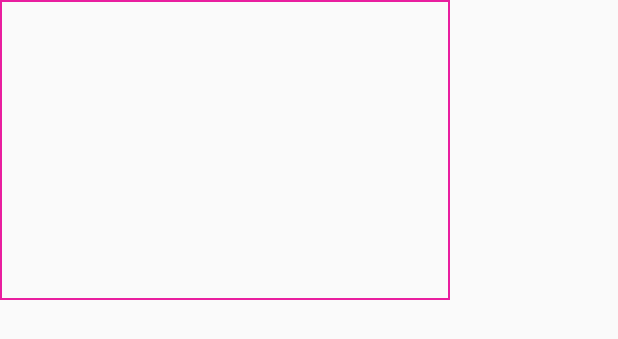
After one commit to Wikys/teamnova_android_two, an Android app: the layout schedule_item.xml on its own in the app's theme, with its tools: preview values and no code run, on a phone screen of 412 x 824 dp. The commit adds this screen. Shown: the top 339 px of the screen. Run offline under Robolectric (Android 15) with nearby library versions, the phone set to English and light mode, and no system bars.

Commit message:
스케쥴부분 리사이클러뷰 적용하고 무릉헬퍼스케쥴에도 적용해보기

```diff
--- a/app/src/main/AndroidManifest.xml
+++ b/app/src/main/AndroidManifest.xml
@@ -86,7 +86,7 @@
             android:name=".seed_helper"
             android:exported="false" />
         <activity
-            android:name=".schedule"
+            android:name=".schedule.schedule"
             android:exported="false" />
         <activity
             android:name=".timer"
--- /dev/null
+++ b/app/src/main/java/com/example/teamnova_android_two/schedule/schedule_Adapter.java
@@ -0,0 +1,4 @@
+package com.example.teamnova_android_two.schedule;
+
+public class schedule_Adapter {
+}
--- a/app/src/main/java/com/example/teamnova_android_two/seed_24/seed_helper_24.java
+++ b/app/src/main/java/com/example/teamnova_android_two/seed_24/seed_helper_24.java
@@ -170,9 +170,7 @@ public class seed_helper_24 extends AppCompatActivity {
             if (data.get(i).getTitle().toLowerCase().contains(searchText.toLowerCase())
                     || data.get(i).getDescription().toLowerCase().contains(searchText.toLowerCase())
                     ) {
-//                || data.get(i).getDescription().toLowerCase().contains(searchText.toLowerCase())
 
-                //설명으로 찾으면 지울때오류남..
 
 //                검색창에 써진 텍스트와 비교해서 제목,설명이랑 일치하는 아이템을 찾아서
                 filter.add(data.get(i));
--- a/app/src/main/res/layout/schedule.xml
+++ b/app/src/main/res/layout/schedule.xml
@@ -17,14 +17,10 @@
         app:layout_constraintRight_toRightOf="parent"
         app:layout_constraintTop_toTopOf="parent" />
 
-    <EditText
+    <androidx.recyclerview.widget.RecyclerView
         android:id="@+id/요약"
         android:layout_width="300dp"
         android:layout_height="200dp"
-        android:background="@drawable/border"
-        android:text="요약 \n오늘 @하세요~"
-        android:textColor="@color/black"
-        android:textSize="20dp"
         app:layout_constraintBottom_toTopOf="@id/저장"
         app:layout_constraintLeft_toLeftOf="parent"
         app:layout_constraintRight_toRightOf="parent"
--- /dev/null
+++ b/app/src/main/res/layout/schedule_item.xml
@@ -0,0 +1,15 @@
+<?xml version="1.0" encoding="utf-8"?>
+<LinearLayout xmlns:android="http://schemas.android.com/apk/res/android"
+    android:layout_width="wrap_content"
+    android:layout_height="200dp">
+    <EditText
+        android:id="@+id/일정텍스트"
+        android:layout_width="300dp"
+        android:layout_height="200dp"
+        android:background="@drawable/border"
+        android:text=""
+        android:textColor="@color/black"
+        android:textSize="20dp"
+         />
+
+</LinearLayout>
--- a/app/src/main/res/layout/seed_helper_49_item.xml
+++ b/app/src/main/res/layout/seed_helper_49_item.xml
@@ -17,6 +17,7 @@
             android:layout_weight="5"
             android:background="@drawable/roundgray2"
             android:layout_margin="4dp"
+
             >
             <TextView
                 android:id="@+id/등장장소"
@@ -27,6 +28,7 @@
                 android:textSize="15dp"
                 android:layout_margin="4dp"
                 android:background="@drawable/round_icon_gray"
+
 
                 />
             <ImageView
@@ -44,7 +46,8 @@
                 android:layout_width="30dp"
                 android:layout_height="30dp"
                 android:button="@null"
-                android:layout_margin="4dp"/>
+                android:layout_margin="4dp"
+                />
 
 
 
```
Also changed, not shown: app/src/main/java/com/example/teamnova_android_two/Main.java (+1 -9 lines), app/src/main/java/com/example/teamnova_android_two/schedule.java (deleted, +0 -108 lines), app/src/main/java/com/example/teamnova_android_two/schedule/schedule.java (added, +79 -0 lines), app/src/main/java/com/example/teamnova_android_two/schedule/schedule_data.java (added, +50 -0 lines), app/src/main/java/com/example/teamnova_android_two/seed_39/seed_helper_39.java (+0 -10 lines), app/src/main/java/com/example/teamnova_android_two/seed_49/seed_helper_49.java (+0 -15 lines), app/src/main/java/com/example/teamnova_android_two/피드백2.java (+9 -0 lines).
